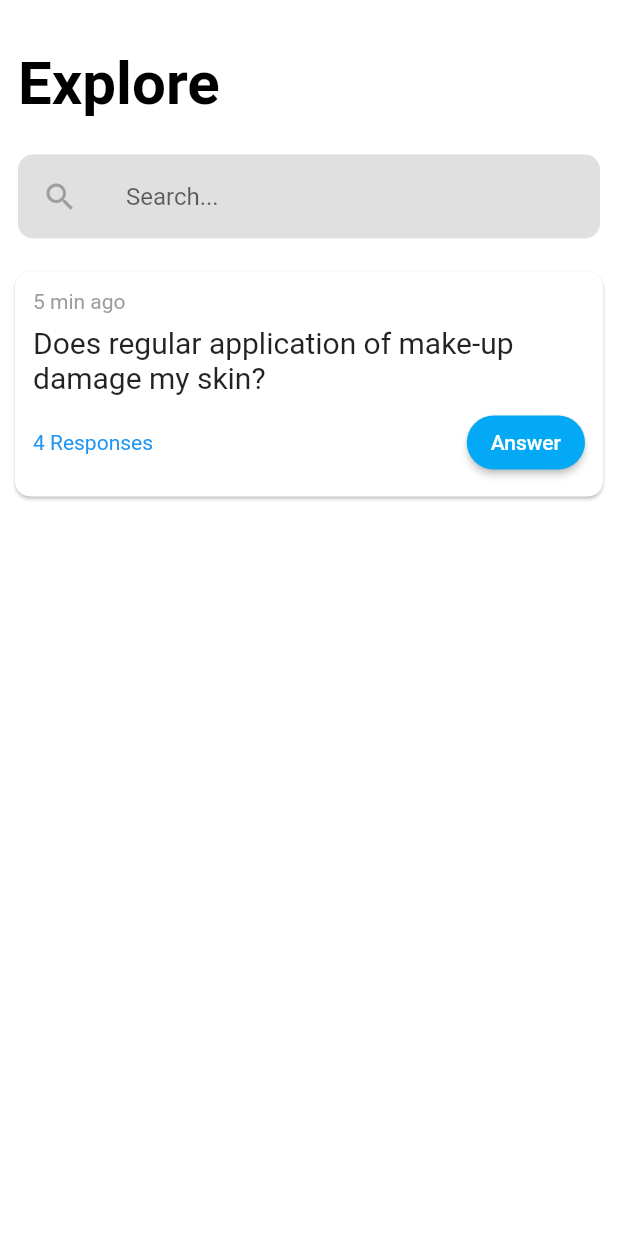
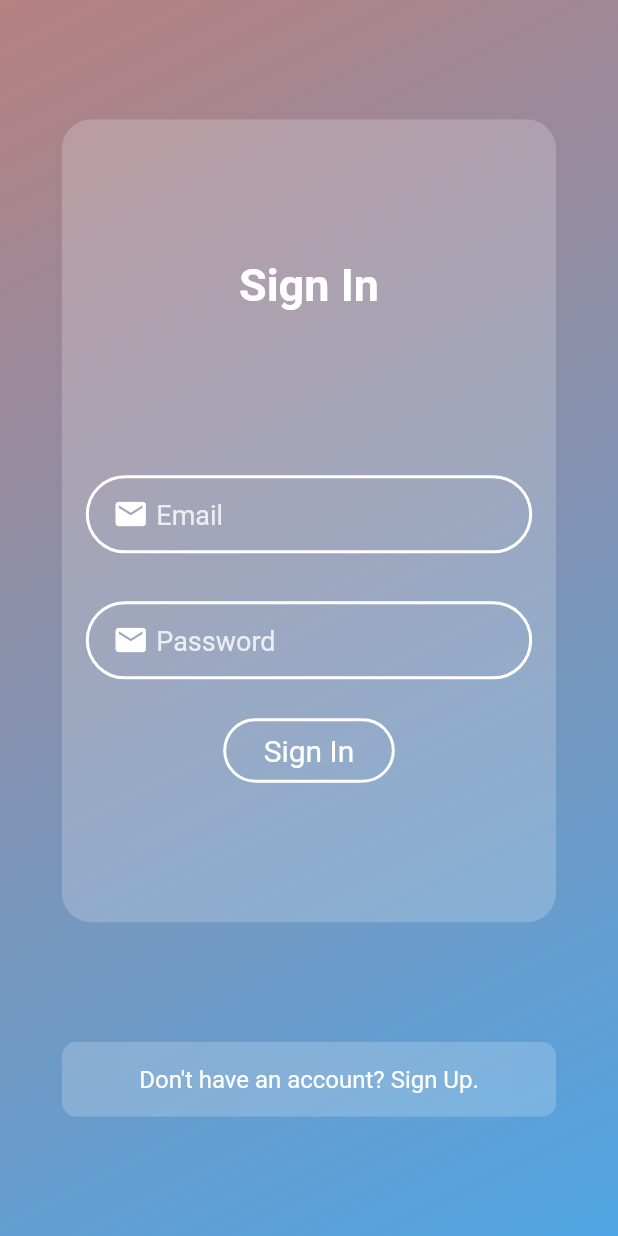
Before and after one commit to SimranBhogal10/questry-1, a Flutter app: the screen it shows after launch, on a phone screen of 412 x 824 dp. Run offline on Flutter 3.47's test engine with Material 2 defaults, Android fonts, the phone set to English and light mode, and no system bars; our stand-ins replace get, material_floating_search_bar.

Commit message:
second commit

```diff
--- /dev/null
+++ b/lib/app/constants/colors.dart
@@ -0,0 +1,10 @@
+import 'package:flutter/material.dart';
+
+const Color tealBack = Color.fromRGBO(181, 128, 128, 1);
+const Color purpleBack = Color.fromRGBO(80, 165, 228, 1);
+
+const Color tealDark = Color.fromRGBO(68, 55, 245, 1);
+const Color tealLight = Color.fromRGBO(68, 55, 245, 0.1);
+
+const Color circleTealLight = Color.fromRGBO(68, 55, 245, 0.70);
+const Color circleTealDark = Color.fromRGBO(68, 55, 200, 1);
--- /dev/null
+++ b/lib/app/global_widgets/custom_button.dart
@@ -0,0 +1,36 @@
+import 'package:flutter/material.dart';
+
+class CustomButton extends StatelessWidget {
+  final String buttonName;
+  final Function onPress;
+  final double paddingH;
+
+  const CustomButton(
+      {Key key, this.buttonName, this.onPress, this.paddingH = 20})
+      : super(key: key);
+
+  @override
+  Widget build(BuildContext context) {
+    return GestureDetector(
+      onTap: this.onPress(),
+      child: Container(
+        padding: EdgeInsets.symmetric(
+          vertical: 8.0,
+          horizontal: this.paddingH,
+        ),
+        decoration: BoxDecoration(
+            border: Border.all(
+              color: Colors.white,
+              width: 2,
+            ),
+            borderRadius: BorderRadius.all(
+              Radius.circular(25.0),
+            )),
+        child: Text(
+          this.buttonName,
+          style: TextStyle(color: Colors.white, fontSize: 20.0),
+        ),
+      ),
+    );
+  }
+}
--- /dev/null
+++ b/lib/app/global_widgets/custom_text_field.dart
@@ -0,0 +1,58 @@
+import 'package:flutter/material.dart';
+
+class CustomTextField extends StatelessWidget {
+  final String hintText;
+  final IconData prefixIcon;
+
+  final bool isObscure;
+
+  const CustomTextField(
+      {Key key, this.hintText, this.prefixIcon, this.isObscure = false})
+      : super(key: key);
+
+  @override
+  Widget build(BuildContext context) {
+    return Container(
+      padding: EdgeInsets.symmetric(
+        horizontal: 16.0,
+      ),
+      decoration: BoxDecoration(
+          border: Border.all(
+            width: 2.0,
+            color: Colors.white,
+          ),
+          borderRadius: BorderRadius.all(
+            Radius.circular(30.0),
+          )),
+      margin: EdgeInsets.all(16.0),
+      child: Row(
+        children: [
+          Icon(
+            this.prefixIcon,
+            color: Colors.white,
+          ),
+          SizedBox(
+            width: 5.0,
+          ),
+          Expanded(
+            child: TextField(
+              obscureText: this.isObscure,
+              style: TextStyle(
+                color: Colors.white,
+                fontSize: 20.0,
+              ),
+              decoration: InputDecoration(
+                hintText: this.hintText,
+                hintStyle: TextStyle(
+                  color: Colors.white.withOpacity(0.8),
+                  fontSize: 18.0,
+                ),
+                border: InputBorder.none,
+              ),
+            ),
+          ),
+        ],
+      ),
+    );
+  }
+}
--- /dev/null
+++ b/lib/app/global_widgets/glassmorphism_container.dart
@@ -0,0 +1,44 @@
+import 'dart:ui';
+
+import 'package:flutter/material.dart';
+
+class GlassMorphismContainer extends StatelessWidget {
+  final Widget child;
+  final double height;
+  final double width;
+  final double borderRadius;
+
+  const GlassMorphismContainer(
+      {Key key,
+      @required this.height,
+      @required this.width,
+      this.borderRadius = 20.0,
+      @required this.child})
+      : super(key: key);
+
+  @override
+  Widget build(BuildContext context) {
+    return ClipRRect(
+      borderRadius: BorderRadius.all(
+        Radius.circular(borderRadius),
+      ),
+      child: BackdropFilter(
+        filter: ImageFilter.blur(sigmaX: 15, sigmaY: 15),
+        child: Container(
+          height: this.height,
+          width: this.width,
+          decoration: BoxDecoration(
+            gradient: RadialGradient(
+              radius: 50,
+              colors: [
+                Colors.white.withOpacity(0.20),
+                Colors.white.withOpacity(0.1),
+              ],
+            ),
+          ),
+          child: this.child,
+        ),
+      ),
+    );
+  }
+}
--- /dev/null
+++ b/lib/app/modules/authentication/views/sign_-in_page.dart
@@ -0,0 +1,93 @@
+import 'package:flutter/material.dart';
+import 'package:get/get.dart';
+import 'package:questry/app/constants/colors.dart';
+import 'package:questry/app/global_widgets/custom_button.dart';
+import 'package:questry/app/global_widgets/custom_text_field.dart';
+import 'package:questry/app/global_widgets/glassmorphism_container.dart';
+
+class SignInPage extends StatelessWidget {
+  @override
+  Widget build(BuildContext context) {
+    return Scaffold(
+      body: SingleChildScrollView(
+        child: Container(
+          alignment: Alignment.center,
+          width: Get.width,
+          height: Get.height,
+          decoration: BoxDecoration(
+            gradient: LinearGradient(
+              colors: [
+                tealBack,
+                purpleBack,
+              ],
+              begin: Alignment.topLeft,
+              end: Alignment.bottomRight,
+            ),
+          ),
+          child: Stack(
+            children: [
+              Column(
+                mainAxisAlignment: MainAxisAlignment.spaceEvenly,
+                crossAxisAlignment: CrossAxisAlignment.center,
+                children: [
+                  GlassMorphismContainer(
+                    height: Get.height * 0.65,
+                    width: Get.width * 0.8,
+                    child: Column(
+                      children: [
+                        Spacer(),
+                        Text(
+                          "Sign In",
+                          style: TextStyle(
+                              color: Colors.white,
+                              fontSize: 30.0,
+                              fontWeight: FontWeight.bold),
+                        ),
+                        Spacer(),
+                        CustomTextField(
+                          hintText: "Email",
+                          prefixIcon: Icons.email,
+                        ),
+                        CustomTextField(
+                          hintText: "Password",
+                          prefixIcon: Icons.email,
+                          isObscure: true,
+                        ),
+                        SizedBox(
+                          height: 10.0,
+                        ),
+                        CustomButton(
+                          buttonName: "Sign In",
+                          onPress: () {},
+                          paddingH: 25.0,
+                        ),
+                        Spacer(),
+                      ],
+                    ),
+                  ),
+                  GestureDetector(
+                    onTap: () {},
+                    child: GlassMorphismContainer(
+                      height: 50.0,
+                      width: Get.width * 0.8,
+                      borderRadius: 10.0,
+                      child: Center(
+                        child: Text(
+                          "Don't have an account? Sign Up.",
+                          style: TextStyle(
+                            color: Colors.white,
+                            fontSize: 16.0,
+                          ),
+                        ),
+                      ),
+                    ),
+                  )
+                ],
+              )
+            ],
+          ),
+        ),
+      ),
+    );
+  }
+}
--- a/lib/main.dart
+++ b/lib/main.dart
@@ -1,5 +1,10 @@
 import 'package:flutter/material.dart';
 import 'package:get/get.dart';
+import 'package:questry/app/modules/authentication/views/sign_-in_page.dart';
+import 'package:questry/app/modules/authentication/views/sign_up_page.dart';
+import 'package:questry/app/modules/feed/views/pages/answer_page.dart';
+import 'package:questry/app/modules/feed/views/pages/comment_section.dart';
+import 'package:questry/app/modules/home/home_page.dart';
 
 import 'app/modules/feed/views/feedScreen.dart';
 
@@ -12,7 +17,7 @@ class myApp extends StatelessWidget {
   Widget build(BuildContext context) {
     return GetMaterialApp(
       debugShowCheckedModeBanner: false,
-      home: feedScreen(),
+      home: SignInPage(),
     );
   }
 }
--- a/pubspec.yaml
+++ b/pubspec.yaml
@@ -47,8 +47,10 @@ flutter:
   uses-material-design: true
 
   # To add assets to your application, add an assets section, like this:
-  # assets:
-  #   - images/a_dot_burr.jpeg
+  assets:
+    - assets/images/result.png
+    - assets/images/arrow-up.png
+    - assets/images/down-arrow.png
   #   - images/a_dot_ham.jpeg
 
   # An image asset can refer to one or more resolution-specific "variants", see
```
Also changed, not shown: lib/app/data/questionCard.dart (deleted, +0 -7 lines), lib/app/modules/authentication/views/sign_up_page.dart (added, +114 -0 lines), lib/app/modules/feed/views/feedScreen.dart (+12 -2 lines), lib/app/modules/feed/views/pages/answer_page.dart (added, +236 -0 lines), lib/app/modules/feed/views/pages/comment_section.dart (added, +8 -0 lines), lib/app/modules/home/home_page.dart (added, +82 -0 lines), assets/images/arrow-up.png (added), assets/images/down-arrow.png (added), assets/images/result.png (added).
